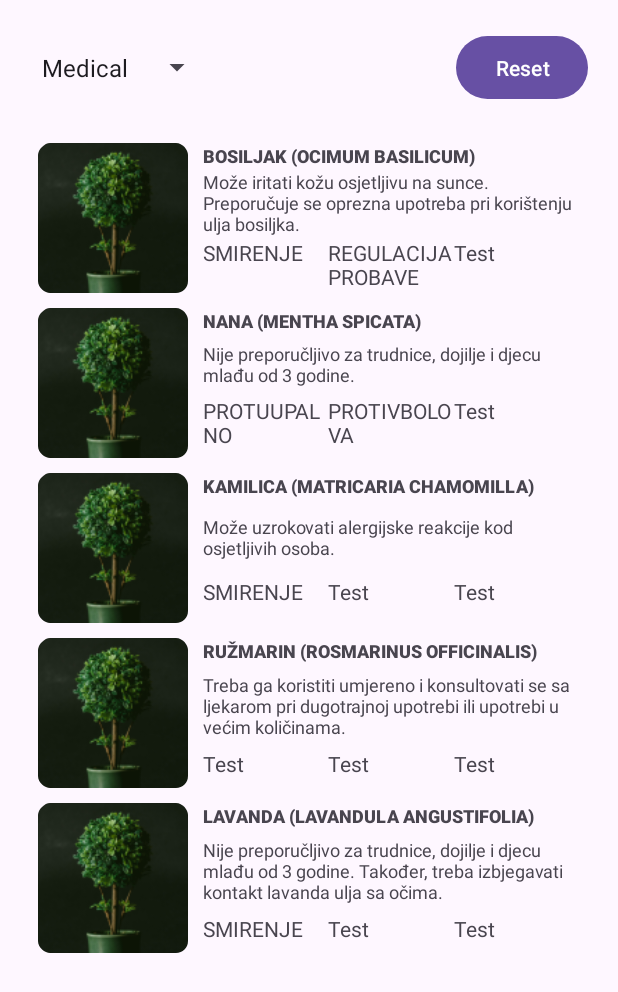
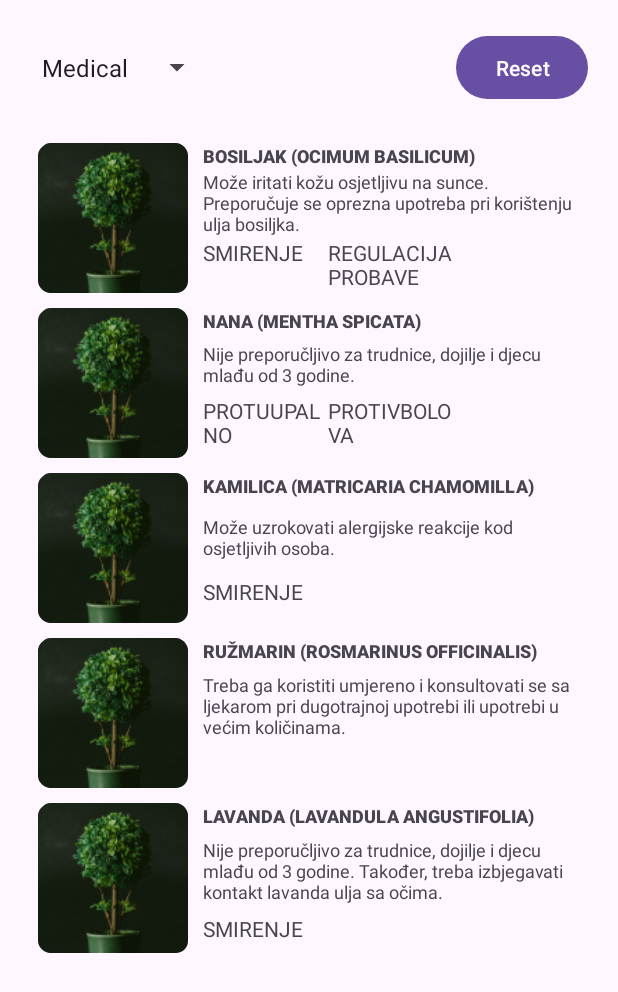
Before and after one commit to tanerbajrovic/botanic-app, an Android app: the screen it shows after launch (MainActivity), after a tap on "Reset", on a phone screen of 412 x 824 dp. Shown: the top 992 px of the screen. Run offline under Robolectric (Android 15) with nearby library versions, the phone set to English and light mode, and no system bars.

Commit message:
Remove filler text from layouts

```diff
--- a/app/src/main/res/layout/botanic_list_item.xml
+++ b/app/src/main/res/layout/botanic_list_item.xml
@@ -37,7 +37,6 @@
             android:layout_height="0dp"
             android:layout_weight="1.5"
             android:fontFamily="sans-serif-black"
-            android:text="Test"
             android:textAllCaps="true"
         />
 
@@ -46,7 +45,6 @@
             android:layout_width="match_parent"
             android:layout_height="0dp"
             android:layout_weight="1"
-            android:text="Test"
             android:textStyle="italic"
         />
 
@@ -55,7 +53,6 @@
             android:layout_weight="1"
             android:layout_width="match_parent"
             android:layout_height="0dp"
-            android:text="Test"
             />
 
         <TextView
@@ -63,7 +60,6 @@
             android:layout_weight="1"
             android:layout_width="match_parent"
             android:layout_height="0dp"
-            android:text="Test"
         />
 
     </LinearLayout>
--- a/app/src/main/res/layout/medical_list_item.xml
+++ b/app/src/main/res/layout/medical_list_item.xml
@@ -38,7 +38,6 @@
             android:layout_height="wrap_content"
             android:layout_weight="1"
             android:fontFamily="sans-serif-black"
-            android:text="Test"
             android:textAllCaps="true"
             android:textSize="12sp" />
 
@@ -47,7 +46,6 @@
             android:layout_width="match_parent"
             android:layout_height="wrap_content"
             android:layout_weight="1"
-            android:text="Test"
             android:textSize="12sp"
         />
 
@@ -62,7 +60,6 @@
                 android:layout_weight="1"
                 android:layout_width="0dp"
                 android:layout_height="match_parent"
-                android:text="Test"
             />
 
             <TextView
@@ -70,7 +67,6 @@
                 android:layout_weight="1"
                 android:layout_width="0dp"
                 android:layout_height="match_parent"
-                android:text="Test"
                 />
 
             <TextView
@@ -78,8 +74,7 @@
                 android:layout_weight="1"
                 android:layout_width="0dp"
                 android:layout_height="match_parent"
-                android:text="Test"
-                />
+            />
 
         </LinearLayout>
 
```
Also changed, not shown: app/src/main/res/layout/culinary_list_item.xml (+1 -6 lines).
